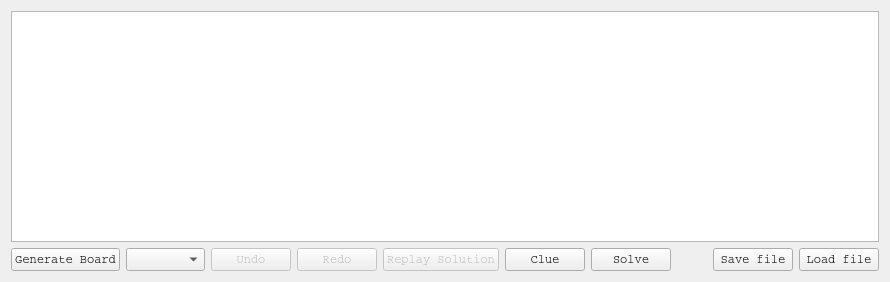
Qt form Kakuro/mainwindow.ui (ransty/Kakuro) before a commit.
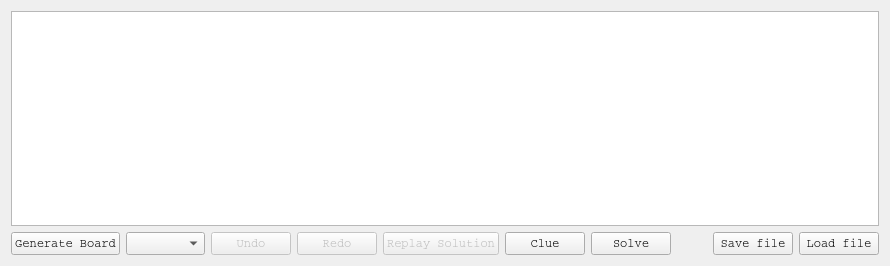
The same form after that commit.

Commit message: Fixed an issue with highlighing cells

The edit to the form file:
```diff
--- a/Kakuro/mainwindow.ui
+++ b/Kakuro/mainwindow.ui
@@ -7,7 +7,7 @@
     <x>0</x>
     <y>0</y>
     <width>890</width>
-    <height>282</height>
+    <height>266</height>
    </rect>
   </property>
   <property name="sizePolicy">
```
The commit also changes 1 other file.
